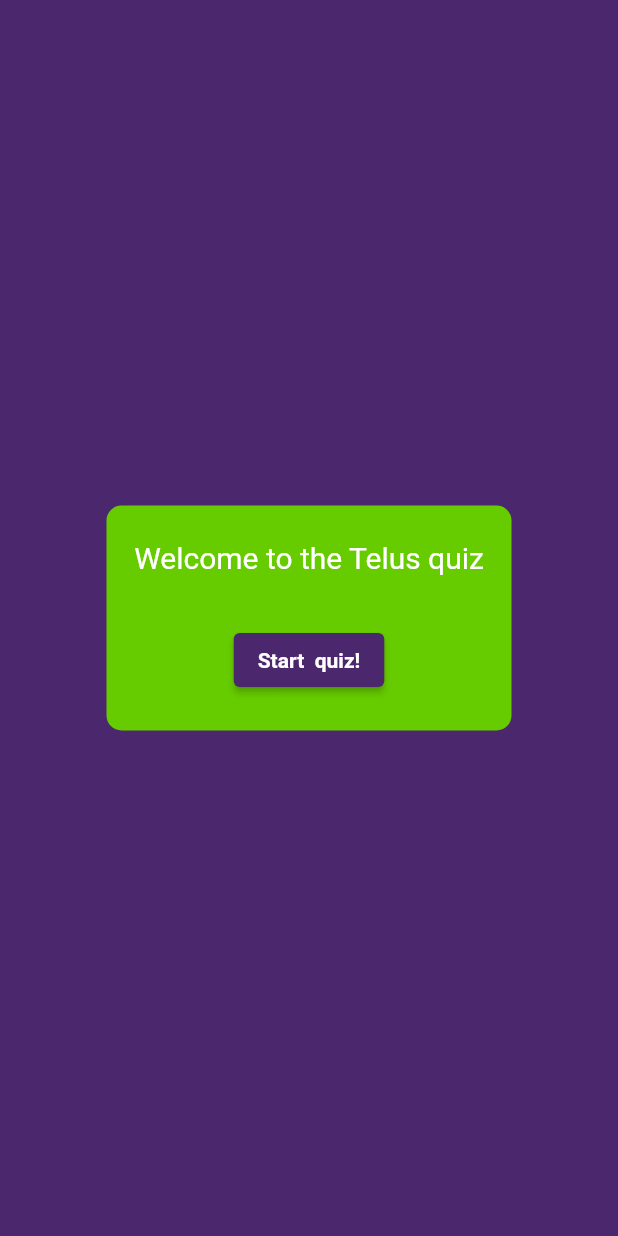
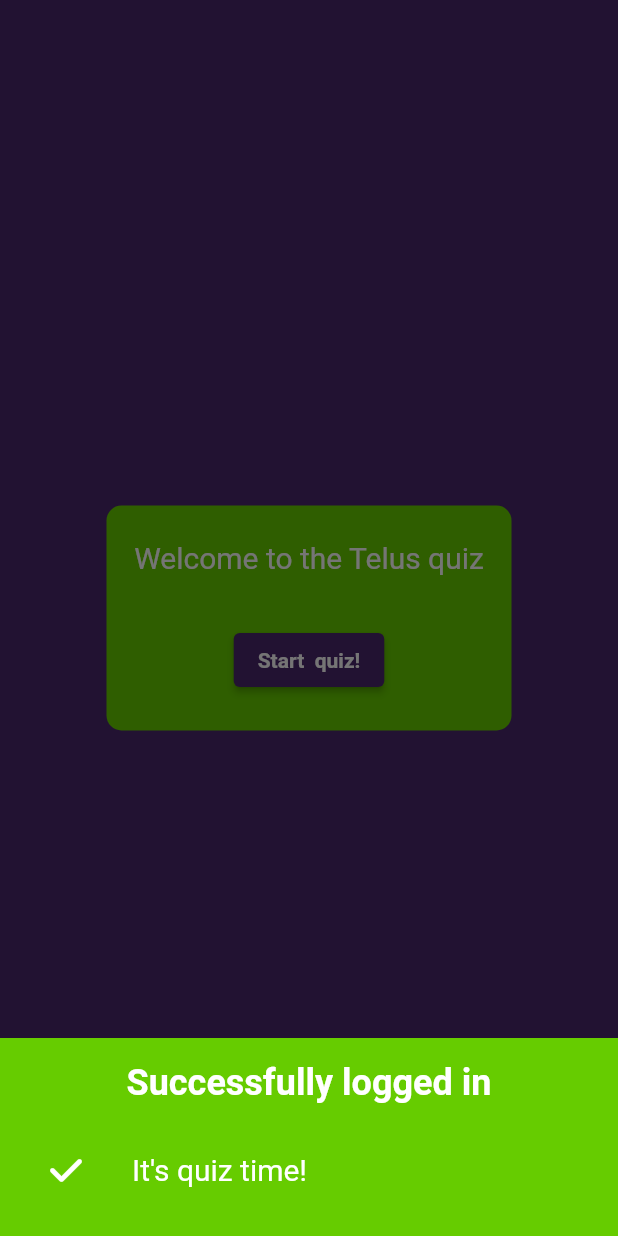
Before and after one commit to vladygk/telus-quiz-app, a Flutter app: the HomePage widget shown alone on an empty page, opened directly, on a phone screen of 412 x 824 dp. Run offline on Flutter 3.47's test engine with Material 2 defaults, Android fonts, the phone set to English and light mode, and no system bars; our stand-ins replace flutter_dotenv, font_awesome_flutter, google_fonts, jwt_decoder.

```diff
--- a/lib/Screens/Home/pages/home_page.dart
+++ b/lib/Screens/Home/pages/home_page.dart
@@ -1,10 +1,32 @@
 import 'package:flutter/material.dart';
+import 'package:font_awesome_flutter/font_awesome_flutter.dart';
 import 'package:provider/provider.dart';
+import 'package:telus_character_quiz/shared/bottom-modal.dart';
 import 'package:telus_character_quiz/shared/theme.dart';
 import 'package:telus_character_quiz/state/app_state.dart';
 
-class HomePage extends StatelessWidget {
+class HomePage extends StatefulWidget {
   const HomePage({super.key});
+
+  @override
+  State<HomePage> createState() => _HomePageState();
+}
+
+class _HomePageState extends State<HomePage> {
+  @override
+  void initState() {
+    super.initState();
+
+    WidgetsBinding.instance.addPostFrameCallback((_) {
+      // Call your method or perform your action here
+      BottomModal.showBottomModal(
+          context: context,
+          bg: green,
+          title: 'Successfully logged in',
+          subtitle: "It's quiz time!",
+          icon: FontAwesomeIcons.check);
+    });
+  }
 
   @override
   Widget build(BuildContext context) {
--- a/lib/Screens/Home/pages/login_page.dart
+++ b/lib/Screens/Home/pages/login_page.dart
@@ -177,7 +177,7 @@ class _LoginPageState extends State<LoginPage> {
                           state.accessToken =
                               JwtTokenDto.fromJson(response.body).getPayload();
                         } else {
-                          BottomModel.showBottomModal(
+                          BottomModal.showBottomModal(
                               context: context,
                               bg: Colors.red.shade700,
                               title: 'Authentication error',
--- a/lib/shared/bottom-modal.dart
+++ b/lib/shared/bottom-modal.dart
@@ -1,6 +1,6 @@
 import 'package:flutter/material.dart';
 
-class BottomModel {
+class BottomModal {
   static void showBottomModal(
       {required BuildContext context,
       required Color bg,
```
